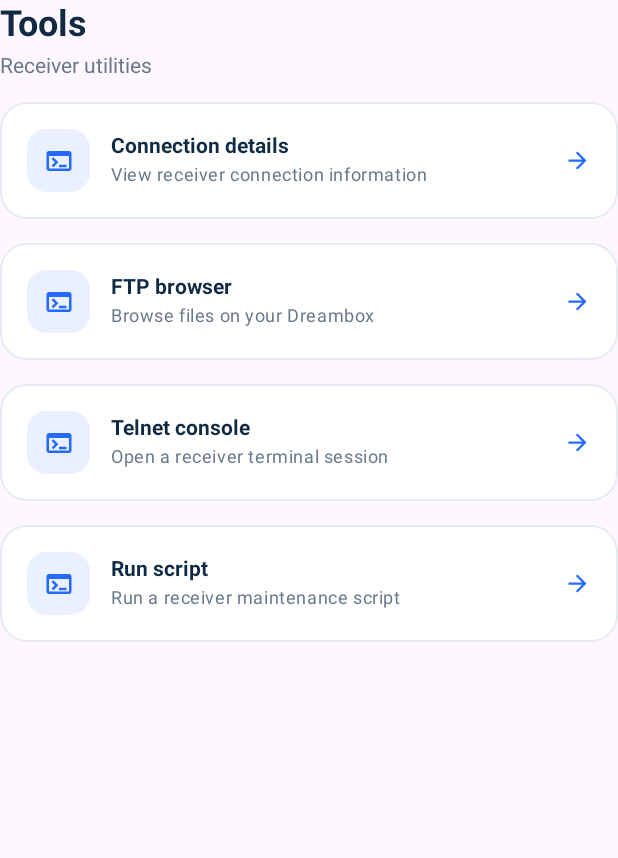
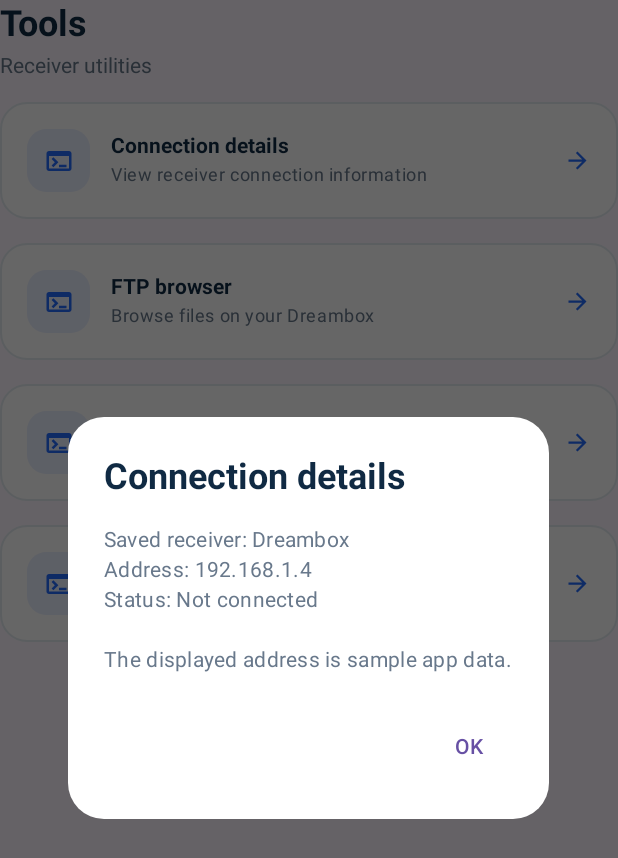
Before and after one commit to dcc45/DCC-E2-Android, an Android app built with Jetpack Compose: the composable ToolsScreen shown on its own in the app's theme, after a tap on "Connection details", on a phone screen of 412 x 824 dp. Shown: the top 858 px of the screen. Run offline under Robolectric (Android 15) with nearby library versions, the phone set to English and light mode, and no system bars; 1 statement that could not run was skipped.

Commit message:
Make Tools options respond with actionable status dialogs

```diff
--- a/DCCAndroid/app/src/main/java/com/dcc/android/MainActivity.kt
+++ b/DCCAndroid/app/src/main/java/com/dcc/android/MainActivity.kt
@@ -3,6 +3,7 @@ package com.dcc.android
 import android.os.Bundle
 import androidx.activity.ComponentActivity
 import androidx.activity.compose.setContent
+import androidx.compose.foundation.BorderStroke
 import androidx.compose.foundation.Image
 import androidx.compose.foundation.background
 import androidx.compose.foundation.layout.*
@@ -102,7 +103,7 @@ private fun DccApp() {
                         onOpenTools = { selected = 2 }
                     )
                     1 -> DevicesScreen()
-                    2 -> ToolsScreen(onAction = { message = "$it selected. This operation is not implemented yet."; selected = 0 })
+                    2 -> ToolsScreen()
                     3 -> SettingsScreen(
                         notificationsEnabled = notificationsEnabled,
                         onNotificationsChange = { notificationsEnabled = it },
@@ -124,9 +125,7 @@ private fun HomeScreen(message: String, onReconnect: () -> Unit, onFindDevice: (
             Text("Your receiver setup at a glance", color = Muted)
         }
         ConnectionHero(onReconnect)
-        Row(verticalAlignment = Alignment.CenterVertically) {
-            SectionHeading("DEVICES", "3 saved")
-        }
+        Row(verticalAlignment = Alignment.CenterVertically) { SectionHeading("DEVICES", "3 saved") }
         DeviceCard("This phone", "192.168.1.12", "Controller", "📱", true)
         DeviceCard("Dreambox", "192.168.1.4", "Receiver", "📺", false)
         DeviceCard("Router", "192.168.1.254", "Gateway", "📡", false)
@@ -150,7 +149,7 @@ private fun HomeScreen(message: String, onReconnect: () -> Unit, onFindDevice: (
             modifier = Modifier.fillMaxWidth(),
             colors = CardDefaults.cardColors(containerColor = Color.White),
             shape = RoundedCornerShape(20.dp),
-            border = androidx.compose.foundation.BorderStroke(1.dp, Border)
+            border = BorderStroke(1.dp, Border)
         ) {
             Row(Modifier.fillMaxWidth().padding(18.dp), verticalAlignment = Alignment.CenterVertically) {
                 Box(Modifier.size(44.dp).clip(RoundedCornerShape(14.dp)).background(Color(0xFFEAF0FF)), contentAlignment = Alignment.Center) {
@@ -161,9 +160,7 @@ private fun HomeScreen(message: String, onReconnect: () -> Unit, onFindDevice: (
                     Text("Quick tools", fontWeight = FontWeight.Bold, color = Navy)
                     Text("Connection info and receiver utilities", color = Muted, style = MaterialTheme.typography.bodySmall)
                 }
-                IconButton(onClick = onOpenTools) {
-                    Icon(Icons.Default.ArrowForward, contentDescription = "Open tools", tint = Blue)
-                }
+                IconButton(onClick = onOpenTools) { Icon(Icons.Default.ArrowForward, contentDescription = "Open tools", tint = Blue) }
             }
         }
     }
@@ -194,9 +191,7 @@ private fun ConnectionHero(onReconnect: () -> Unit) {
             HorizontalDivider(color = Color.White.copy(alpha = 0.2f))
             Row(verticalAlignment = Alignment.CenterVertically) {
                 Text("Dreambox · 192.168.1.4", color = Color.White, style = MaterialTheme.typography.bodyMedium, modifier = Modifier.weight(1f))
-                TextButton(onClick = onReconnect, colors = ButtonDefaults.textButtonColors(contentColor = Color.White)) {
-                    Text("Connect")
-                }
+                TextButton(onClick = onReconnect, colors = ButtonDefaults.textButtonColors(contentColor = Color.White)) { Text("Connect") }
             }
         }
     }
@@ -222,16 +217,41 @@ private fun DevicesScreen() {
 }
 
 @Composable
-private fun ToolsScreen(onAction: (String) -> Unit) {
+private fun ToolsScreen() {
+    var selectedTool by remember { mutableStateOf<String?>(null) }
+
     Column(verticalArrangement = Arrangement.spacedBy(16.dp)) {
         Column(verticalArrangement = Arrangement.spacedBy(4.dp)) {
             Text("Tools", style = MaterialTheme.typography.headlineSmall, fontWeight = FontWeight.Bold, color = Navy)
             Text("Receiver utilities", color = Muted)
         }
-        ToolActionCard("Connection details", "View receiver connection information", onClick = { onAction("Connection details") })
-        ToolActionCard("FTP browser", "Browse files on your Dreambox", onClick = { onAction("FTP browser") })
-        ToolActionCard("Telnet console", "Open a receiver terminal session", onClick = { onAction("Telnet console") })
-        ToolActionCard("Run script", "Run a receiver maintenance script", onClick = { onAction("Run script") })
+        ToolActionCard("Connection details", "View receiver connection information") { selectedTool = "Connection details" }
+        ToolActionCard("FTP browser", "Browse files on your Dreambox") { selectedTool = "FTP browser" }
+        ToolActionCard("Telnet console", "Open a receiver terminal session") { selectedTool = "Telnet console" }
+        ToolActionCard("Run script", "Run a receiver maintenance script") { selectedTool = "Run script" }
+    }
+
+    selectedTool?.let { tool ->
+        val isConnectionDetails = tool == "Connection details"
+        AlertDialog(
+            onDismissRequest = { selectedTool = null },
+            title = { Text(tool, color = Navy, fontWeight = FontWeight.Bold) },
+            text = {
+                Text(
+                    if (isConnectionDetails) {
+                        "Saved receiver: Dreambox\nAddress: 192.168.1.4\nStatus: Not connected\n\nThe displayed address is sample app data."
+                    } else {
+                        "$tool is not connected because receiver communication has not been configured in this app yet."
+                    },
+                    color = Muted
+                )
+            },
+            confirmButton = {
+                TextButton(onClick = { selectedTool = null }) { Text("OK") }
+            },
+            containerColor = Color.White,
+            shape = RoundedCornerShape(24.dp)
+        )
     }
 }
 
@@ -247,14 +267,14 @@ private fun SettingsScreen(
             Text("Settings", style = MaterialTheme.typography.headlineSmall, fontWeight = FontWeight.Bold, color = Navy)
             Text("Personalize your DCC experience", color = Muted)
         }
-        Card(colors = CardDefaults.cardColors(containerColor = Color.White), shape = RoundedCornerShape(20.dp), border = androidx.compose.foundation.BorderStroke(1.dp, Border)) {
+        Card(colors = CardDefaults.cardColors(containerColor = Color.White), shape = RoundedCornerShape(20.dp), border = BorderStroke(1.dp, Border)) {
             Column {
                 SettingSwitch("Notifications", "Show connection status notifications", notificationsEnabled, onNotificationsChange)
                 HorizontalDivider(modifier = Modifier.padding(horizontal = 16.dp), color = Canvas)
                 SettingSwitch("Auto reconnect", "Reconnect when the receiver is available", autoReconnectEnabled, onAutoReconnectChange)
             }
         }
-        Card(colors = CardDefaults.cardColors(containerColor = Color.White), shape = RoundedCornerShape(20.dp), border = androidx.compose.foundation.BorderStroke(1.dp, Border)) {
+        Card(colors = CardDefaults.cardColors(containerColor = Color.White), shape = RoundedCornerShape(20.dp), border = BorderStroke(1.dp, Border)) {
             Column(Modifier.padding(18.dp), verticalArrangement = Arrangement.spacedBy(6.dp)) {
                 Text("About DCC", fontWeight = FontWeight.Bold, color = Navy)
                 Text("Dreambox Control Center · Version 2.0", color = Muted, style = MaterialTheme.typography.bodySmall)
@@ -264,7 +284,7 @@ private fun SettingsScreen(
 }
 
 @Composable
-private fun SectionHeading(title: String, detail: String) {
+private fun RowScope.SectionHeading(title: String, detail: String) {
     Text(title, color = Muted, fontWeight = FontWeight.Bold, fontSize = 11.sp, letterSpacing = 1.sp, modifier = Modifier.weight(1f))
     Text(detail, color = Muted, style = MaterialTheme.typography.labelSmall)
 }
@@ -287,7 +307,7 @@ private fun ToolActionCard(title: String, description: String, onClick: () -> Un
         modifier = Modifier.fillMaxWidth(),
         colors = CardDefaults.cardColors(containerColor = Color.White),
         shape = RoundedCornerShape(18.dp),
-        border = androidx.compose.foundation.BorderStroke(1.dp, Border)
+        border = BorderStroke(1.dp, Border)
     ) {
         Row(Modifier.fillMaxWidth().padding(18.dp), verticalAlignment = Alignment.CenterVertically) {
             Box(Modifier.size(42.dp).clip(RoundedCornerShape(13.dp)).background(Color(0xFFEAF0FF)), contentAlignment = Alignment.Center) {
@@ -309,7 +329,7 @@ private fun DeviceCard(name: String, address: String, type: String, emoji: Strin
         modifier = Modifier.fillMaxWidth(),
         colors = CardDefaults.cardColors(containerColor = Color.White),
         shape = RoundedCornerShape(20.dp),
-        border = androidx.compose.foundation.BorderStroke(1.dp, Border)
+        border = BorderStroke(1.dp, Border)
     ) {
         Row(Modifier.fillMaxWidth().padding(16.dp), verticalAlignment = Alignment.CenterVertically) {
             Box(Modifier.size(50.dp).clip(RoundedCornerShape(16.dp)).background(if (primary) Color(0xFFEAF0FF) else Color(0xFFEAF7F1)), contentAlignment = Alignment.Center) {
@@ -333,7 +353,7 @@ private fun ServiceCard(title: String, detail: String, modifier: Modifier = Modi
         modifier = modifier,
         colors = CardDefaults.cardColors(containerColor = Color.White),
         shape = RoundedCornerShape(18.dp),
-        border = androidx.compose.foundation.BorderStroke(1.dp, Border)
+        border = BorderStroke(1.dp, Border)
     ) {
         Column(Modifier.fillMaxWidth().padding(16.dp), verticalArrangement = Arrangement.spacedBy(10.dp)) {
             Row(verticalAlignment = Alignment.CenterVertically) {
```
